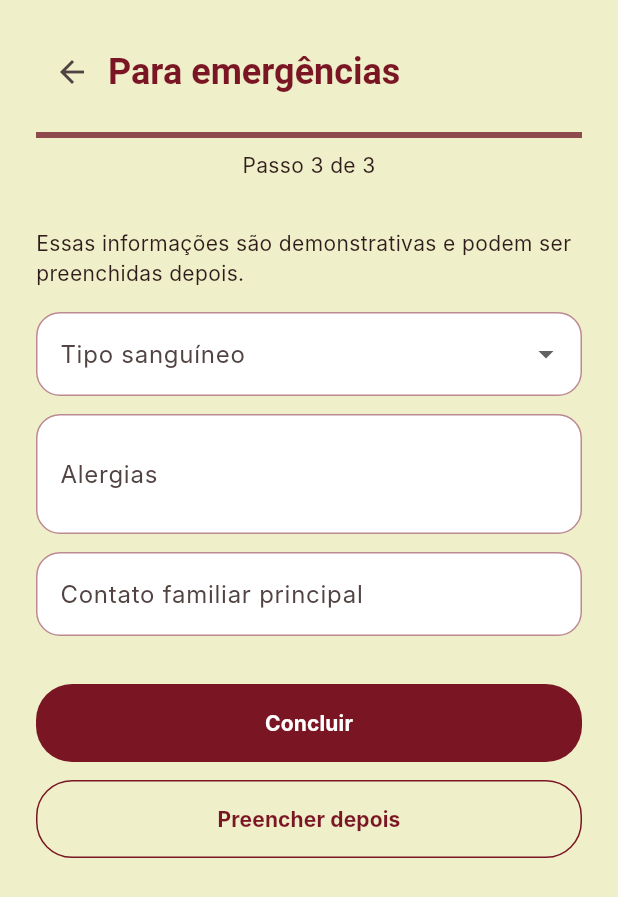
After one commit to vinicius-pascoal/kuideapp, a Flutter app: the OnboardingScreen screen opened by its route, after a tap on "Continuar", after a tap on "Preencher depois", on a phone screen of 412 x 824 dp. The commit adds this screen. Shown: the top 897 px of the screen. Run offline on Flutter 3.47's test engine with Material 3 defaults, Android fonts, the phone set to English and light mode, and no system bars; our stand-ins replace flutter_riverpod, go_router; Roboto replaces fonts that are missing (Inter, Source Serif Pro).

Commit message:
feat: adiciona fluxo de onboarding com telas para medicamentos, médico e emergência, incluindo repositório e testes

```diff
--- a/lib/app/router/app_router.dart
+++ b/lib/app/router/app_router.dart
@@ -7,6 +7,7 @@ import '../../features/auth/presentation/login_screen.dart';
 import '../../features/auth/presentation/logout_screen.dart';
 import '../../features/auth/presentation/register_screen.dart';
 import '../../features/auth/presentation/splash_screen.dart';
+import '../../features/onboarding/presentation/onboarding_screen.dart';
 import '../../features/home/presentation/home_placeholder_screen.dart';
 import '../../features/health/presentation/health_placeholder_screen.dart';
 import '../../features/profile/presentation/profile_placeholder_screen.dart';
@@ -20,6 +21,18 @@ final GoRouter appRouter = GoRouter(
     GoRoute(path: '/login', builder: (context, state) => const LoginScreen()),
     GoRoute(path: '/register', builder: (context, state) => const RegisterScreen()),
     GoRoute(path: '/logout', builder: (context, state) => const LogoutScreen()),
+    GoRoute(
+      path: '/onboarding/medicines',
+      builder: (context, state) => const OnboardingScreen(step: OnboardingStep.medicines),
+    ),
+    GoRoute(
+      path: '/onboarding/doctor',
+      builder: (context, state) => const OnboardingScreen(step: OnboardingStep.doctor),
+    ),
+    GoRoute(
+      path: '/onboarding/emergency',
+      builder: (context, state) => const OnboardingScreen(step: OnboardingStep.emergency),
+    ),
     StatefulShellRoute.indexedStack(
       builder: (context, state, navigationShell) =>
           KuideScaffold(navigationShell: navigationShell),
--- a/lib/features/auth/presentation/register_screen.dart
+++ b/lib/features/auth/presentation/register_screen.dart
@@ -48,7 +48,7 @@ class _RegisterScreenState extends ConsumerState<RegisterScreen> {
           displayName: _nameController.text.trim(),
         );
     if (!mounted) return;
-    context.go('/home');
+    context.go('/onboarding/medicines');
   }
 
   @override
--- /dev/null
+++ b/lib/features/onboarding/presentation/onboarding_screen.dart
@@ -0,0 +1,255 @@
+import 'package:flutter/material.dart';
+import 'package:flutter_riverpod/flutter_riverpod.dart';
+import 'package:go_router/go_router.dart';
+
+import '../../../app/theme/app_spacing.dart';
+import '../../../shared/widgets/app_buttons.dart';
+import '../../../shared/widgets/app_card.dart';
+import '../../../shared/widgets/app_fields.dart';
+import '../../../shared/widgets/app_header.dart';
+import 'onboarding_provider.dart';
+
+enum OnboardingStep { medicines, doctor, emergency }
+
+class OnboardingScreen extends ConsumerStatefulWidget {
+  const OnboardingScreen({required this.step, super.key});
+
+  final OnboardingStep step;
+
+  @override
+  ConsumerState<OnboardingScreen> createState() => _OnboardingScreenState();
+}
+
+class _OnboardingScreenState extends ConsumerState<OnboardingScreen> {
+  final _firstController = TextEditingController();
+  final _secondController = TextEditingController();
+  final _thirdController = TextEditingController();
+  String? _bloodType;
+
+  @override
+  void initState() {
+    super.initState();
+    final draft = ref.read(onboardingProvider);
+    switch (widget.step) {
+      case OnboardingStep.doctor:
+        _firstController.text = draft.primaryDoctor;
+        _secondController.text = draft.nextAppointment;
+      case OnboardingStep.emergency:
+        _bloodType = draft.bloodType.isEmpty ? null : draft.bloodType;
+        _secondController.text = draft.allergies;
+        _thirdController.text = draft.familyContact;
+      case OnboardingStep.medicines:
+        break;
+    }
+  }
+
+  @override
+  void dispose() {
+    _firstController.dispose();
+    _secondController.dispose();
+    _thirdController.dispose();
+    super.dispose();
+  }
+
+  int get _stepNumber => widget.step.index + 1;
+
+  void _goTo(OnboardingStep step) {
+    final path = switch (step) {
+      OnboardingStep.medicines => '/onboarding/medicines',
+      OnboardingStep.doctor => '/onboarding/doctor',
+      OnboardingStep.emergency => '/onboarding/emergency',
+    };
+    context.go(path);
+  }
+
+  Future<void> _continue() async {
+    switch (widget.step) {
+      case OnboardingStep.medicines:
+        _goTo(OnboardingStep.doctor);
+        return;
+      case OnboardingStep.doctor:
+        await ref.read(onboardingProvider.notifier).saveDoctorDetails(
+              doctor: _firstController.text.trim(),
+              appointment: _secondController.text.trim(),
+            );
+        if (mounted) _goTo(OnboardingStep.emergency);
+        return;
+      case OnboardingStep.emergency:
+        await ref.read(onboardingProvider.notifier).saveEmergencyDetails(
+              bloodType: _bloodType ?? '',
+              allergies: _secondController.text.trim(),
+              familyContact: _thirdController.text.trim(),
+              completed: true,
+            );
+        if (mounted) context.go('/home');
+        return;
+    }
+  }
+
+  Future<void> _fillLater() async {
+    if (widget.step == OnboardingStep.emergency) {
+      await ref.read(onboardingProvider.notifier).saveEmergencyDetails(
+            bloodType: _bloodType ?? '',
+            allergies: _secondController.text.trim(),
+            familyContact: _thirdController.text.trim(),
+            completed: true,
+          );
+      if (mounted) context.go('/home');
+      return;
+    }
+    await _continue();
+  }
+
+  @override
+  Widget build(BuildContext context) {
+    final title = switch (widget.step) {
+      OnboardingStep.medicines => 'Seus remédios',
+      OnboardingStep.doctor => 'Médico e consulta',
+      OnboardingStep.emergency => 'Para emergências',
+    };
+    return Scaffold(
+      body: SafeArea(
+        child: SingleChildScrollView(
+          keyboardDismissBehavior: ScrollViewKeyboardDismissBehavior.onDrag,
+          padding: const EdgeInsets.all(AppSpacing.lg),
+          child: ConstrainedBox(
+            constraints: const BoxConstraints(maxWidth: 440),
+            child: Column(
+              crossAxisAlignment: CrossAxisAlignment.stretch,
+              children: [
+                AppHeader(onBack: _stepNumber == 1 ? () => context.go('/login') : _back, title: title),
+                const SizedBox(height: AppSpacing.md),
+                Semantics(
+                  label: 'Etapa $_stepNumber de 3',
+                  child: LinearProgressIndicator(value: _stepNumber / 3),
+                ),
+                const SizedBox(height: AppSpacing.xs),
+                Text('Passo $_stepNumber de 3', textAlign: TextAlign.center),
+                const SizedBox(height: AppSpacing.xl),
+                _stepContent(),
+                const SizedBox(height: AppSpacing.xl),
+                PrimaryButton(label: _stepNumber == 3 ? 'Concluir' : 'Continuar', onPressed: _continue),
+                const SizedBox(height: AppSpacing.sm),
+                SecondaryButton(label: 'Preencher depois', onPressed: _fillLater),
+              ],
+            ),
+          ),
+        ),
+      ),
+    );
+  }
+
+  void _back() {
+    switch (widget.step) {
+      case OnboardingStep.medicines:
+        context.go('/login');
+        return;
+      case OnboardingStep.doctor:
+        _goTo(OnboardingStep.medicines);
+        return;
+      case OnboardingStep.emergency:
+        _goTo(OnboardingStep.doctor);
+        return;
+    }
+  }
+
+  Widget _stepContent() => switch (widget.step) {
+        OnboardingStep.medicines => _medicinesContent(),
+        OnboardingStep.doctor => _doctorContent(),
+        OnboardingStep.emergency => _emergencyContent(),
+      };
+
+  Widget _medicinesContent() {
+    final medications = ref.watch(onboardingProvider.select((draft) => draft.medications));
+    return Column(
+      crossAxisAlignment: CrossAxisAlignment.stretch,
+      children: [
+        const Text('Adicione os remédios de uso contínuo. Você pode completar esta parte mais tarde.'),
+        const SizedBox(height: AppSpacing.md),
+        AppTextField(label: 'Nome do remédio', controller: _firstController),
+        const SizedBox(height: AppSpacing.sm),
+        AppTimeField(label: 'Horário', value: _secondController.text.isEmpty ? 'Ex.: 08:00' : _secondController.text, onTap: _chooseTime),
+        const SizedBox(height: AppSpacing.sm),
+        SecondaryButton(label: 'Adicionar remédio', icon: Icons.add, onPressed: _addMedication),
+        const SizedBox(height: AppSpacing.md),
+        for (final entry in medications.indexed)
+          Padding(
+            padding: const EdgeInsets.only(bottom: AppSpacing.xs),
+            child: AppCard(
+              child: Row(
+                children: [
+                  const Icon(Icons.medication_outlined),
+                  const SizedBox(width: AppSpacing.sm),
+                  Expanded(child: Text('${entry.$2.name} • ${entry.$2.time}')),
+                  IconButton(
+                    tooltip: 'Remover ${entry.$2.name}',
+                    onPressed: () => ref.read(onboardingProvider.notifier).removeMedication(entry.$1),
+                    icon: const Icon(Icons.delete_outline),
+                  ),
+                ],
+              ),
+            ),
+          ),
+      ],
+    );
+  }
+
+  Widget _doctorContent() => Column(
+        crossAxisAlignment: CrossAxisAlignment.stretch,
+        children: [
+          const Text('Informe seu médico principal e, se quiser, o próximo compromisso.'),
+          const SizedBox(height: AppSpacing.md),
+          AppTextField(label: 'Médico principal', controller: _firstController),
+          const SizedBox(height: AppSpacing.sm),
+          AppTextField(label: 'Próximo compromisso', controller: _secondController, hint: 'Ex.: Cardiologista, 15/10 às 10:00'),
+        ],
+      );
+
+  Widget _emergencyContent() => Column(
+        crossAxisAlignment: CrossAxisAlignment.stretch,
+        children: [
+          const Text('Essas informações são demonstrativas e podem ser preenchidas depois.'),
+          const SizedBox(height: AppSpacing.md),
+          AppDropdown<String>(
+            label: 'Tipo sanguíneo',
+            value: _bloodType,
+            onChanged: (value) => setState(() => _bloodType = value),
+            items: const [
+              DropdownMenuItem(value: 'A+', child: Text('A+')),
+              DropdownMenuItem(value: 'A-', child: Text('A-')),
+              DropdownMenuItem(value: 'B+', child: Text('B+')),
+              DropdownMenuItem(value: 'B-', child: Text('B-')),
+              DropdownMenuItem(value: 'AB+', child: Text('AB+')),
+              DropdownMenuItem(value: 'AB-', child: Text('AB-')),
+              DropdownMenuItem(value: 'O+', child: Text('O+')),
+              DropdownMenuItem(value: 'O-', child: Text('O-')),
+            ],
+          ),
+          const SizedBox(height: AppSpacing.sm),
+          AppTextField(label: 'Alergias', controller: _secondController, maxLines: 2),
+          const SizedBox(height: AppSpacing.sm),
+          AppTextField(label: 'Contato familiar principal', controller: _thirdController),
+        ],
+      );
+
+  Future<void> _chooseTime() async {
+    final selected = await showTimePicker(context: context, initialTime: TimeOfDay.now());
+    if (selected == null || !mounted) return;
+    setState(() => _secondController.text = selected.format(context));
+  }
+
+  Future<void> _addMedication() async {
+    final name = _firstController.text.trim();
+    if (name.isEmpty) {
+      ScaffoldMessenger.of(context).showSnackBar(const SnackBar(content: Text('Informe o nome do remédio.')));
+      return;
+    }
+    await ref.read(onboardingProvider.notifier).addMedication(
+          name: name,
+          time: _secondController.text.isEmpty ? 'Horário não informado' : _secondController.text,
+        );
+    _firstController.clear();
+    _secondController.clear();
+    if (mounted) setState(() {});
+  }
+}
```
Also changed, not shown: lib/features/onboarding/data/onboarding_mock_repository.dart (added, +18 -0 lines), lib/features/onboarding/domain/onboarding_draft.dart (added, +44 -0 lines), lib/features/onboarding/presentation/onboarding_provider.dart (added, +50 -0 lines), 1 other file.
